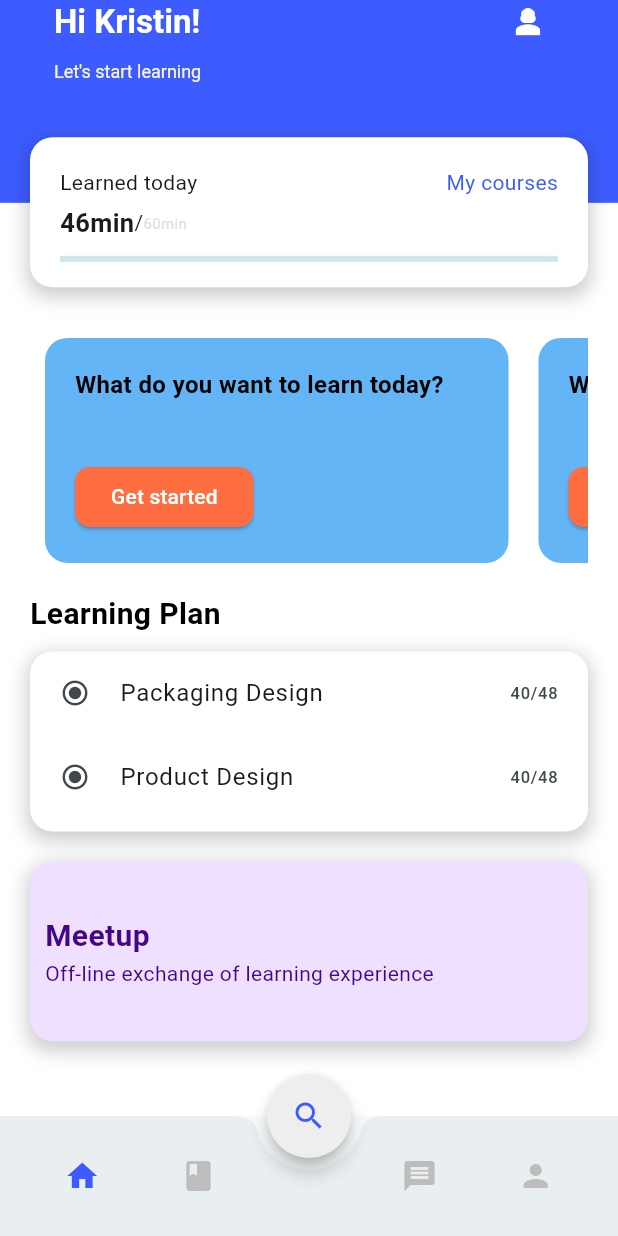
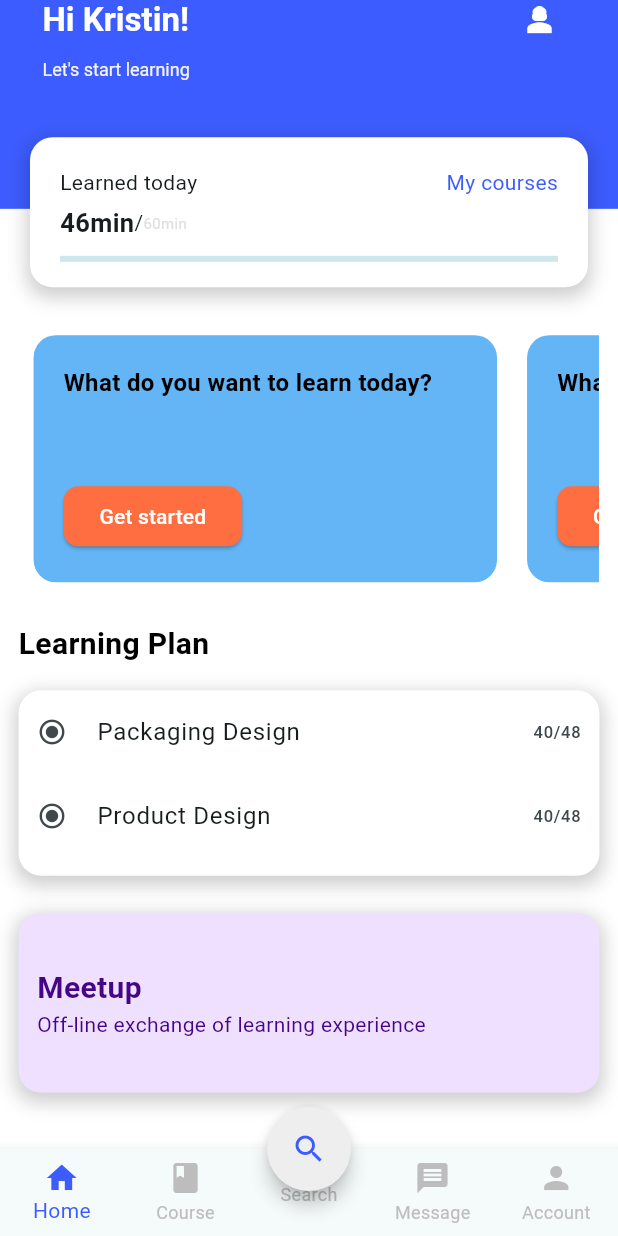
Before and after one commit to Amir24434/ilearn, a Flutter app: the screen it shows after launch, on a phone screen of 412 x 824 dp. Run offline on Flutter 3.47's test engine with Material 3 defaults, Android fonts, the phone set to English and light mode, and no system bars.

Commit message:
new commit

```diff
--- a/lib/components/b_n_bar.dart
+++ b/lib/components/b_n_bar.dart
@@ -50,42 +50,36 @@ class _MainScreenState extends State<MainScreen> {
         ),
       ),
       floatingActionButtonLocation: FloatingActionButtonLocation.centerDocked,
-      bottomNavigationBar: BottomAppBar(
-        shape: CircularNotchedRectangle(),
-        notchMargin: 8.0,
-        child: SizedBox(
-          height: 60,
-          child: Row(
-            mainAxisAlignment: MainAxisAlignment.spaceAround,
-            children: [
-              IconButton(
-                icon: Icon(Icons.home,
-                    color:
-                        _selectedIndex == 0 ? primaryColor : Colors.grey[400]),
-                onPressed: () => _onItemTapped(0),
-              ),
-              IconButton(
-                icon: Icon(Icons.book,
-                    color:
-                        _selectedIndex == 1 ? primaryColor : Colors.grey[400]),
-                onPressed: () => _onItemTapped(1),
-              ),
-              SizedBox(width: 40), // Space for the floating button
-              IconButton(
-                icon: Icon(Icons.message,
-                    color:
-                        _selectedIndex == 3 ? primaryColor : Colors.grey[400]),
-                onPressed: () => _onItemTapped(3),
-              ),
-              IconButton(
-                icon: Icon(Icons.person,
-                    color:
-                        _selectedIndex == 4 ? primaryColor : Colors.grey[400]),
-                onPressed: () => _onItemTapped(4),
-              ),
-            ],
+      bottomNavigationBar: BottomNavigationBar(
+        currentIndex: _selectedIndex,
+        onTap: _onItemTapped,
+        selectedItemColor: primaryColor,
+        unselectedItemColor: Colors.grey[400],
+        type: BottomNavigationBarType
+            .fixed, // Ensures the labels are always shown
+        items: const <BottomNavigationBarItem>[
+          BottomNavigationBarItem(
+            icon: Icon(Icons.home),
+            label: 'Home',
           ),
-        ),
+          BottomNavigationBarItem(
+            icon: Icon(Icons.book),
+            label: 'Course',
+          ),
+          BottomNavigationBarItem(
+            icon: SizedBox
+                .shrink(), // Placeholder for the FloatingActionButton space
+            label: 'Search',
+          ),
+          BottomNavigationBarItem(
+            icon: Icon(Icons.message),
+            label: 'Message',
+          ),
+          BottomNavigationBarItem(
+            icon: Icon(Icons.person),
+            label: 'Account',
+          ),
+        ],
       ),
     );
   }
--- a/lib/screens/home.dart
+++ b/lib/screens/home.dart
@@ -10,18 +10,18 @@ class HomeScreen extends StatefulWidget {
 }
 
 class _HomeScreenState extends State<HomeScreen> {
-  double _progress = 0.0;
-
-  void _startProgress() {
-    Future.delayed(Duration(milliseconds: 100), () {
-      if (_progress < 1.0) {
-        setState(() {
-          _progress += 0.1;
-        });
-        _startProgress();
-      }
-    });
-  }
+  final double _progress = 0.0;
+//
+  // void _startProgress() {
+  //   Future.delayed(Duration(milliseconds: 100), () {
+  //     if (_progress < 1.0) {
+  //       setState(() {
+  //         _progress += 0.1;
+  //       });
+  //       _startProgress();
+  //     }
+  //   });
+  // }
 
   @override
   Widget build(BuildContext context) {
@@ -32,9 +32,9 @@ class _HomeScreenState extends State<HomeScreen> {
         elevation: 0,
         backgroundColor: primaryColor,
         title: Padding(
-          padding: const EdgeInsets.symmetric(
-            vertical: 20,
-            horizontal: 20,
+          padding: EdgeInsets.symmetric(
+            vertical: size.height * 0.03,
+            horizontal: size.width * 0.03,
           ),
           child: Column(
             crossAxisAlignment: CrossAxisAlignment.start,
@@ -69,7 +69,7 @@ class _HomeScreenState extends State<HomeScreen> {
                 ),
               ),
               SizedBox(
-                height: 10,
+                height: size.height * 0.015,
               ),
             ],
           ),
@@ -95,19 +95,20 @@ class _HomeScreenState extends State<HomeScreen> {
                   child: Container(
                     color: Colors.white,
                     child: Padding(
-                      padding: const EdgeInsets.symmetric(horizontal: 20),
+                      padding:
+                          EdgeInsets.symmetric(horizontal: size.width * 0.03),
                       child: SingleChildScrollView(
                         child: Column(
                           children: [
                             SizedBox(
-                              height: 80,
+                              height: size.height * 0.09,
                             ),
                             SingleChildScrollView(
                               scrollDirection: Axis.horizontal,
                               child: Row(
                                 children: [
                                   Container(
-                                    height: 150,
+                                    height: size.height * 0.2,
                                     width: size.width * 0.75,
                                     margin: EdgeInsets.all(10),
                                     decoration: BoxDecoration(
@@ -154,7 +155,7 @@ class _HomeScreenState extends State<HomeScreen> {
                                     ),
                                   ),
                                   Container(
-                                    height: 150,
+                                    height: size.height * 0.2,
                                     width: size.width * 0.75,
                                     margin: EdgeInsets.all(10),
                                     decoration: BoxDecoration(
@@ -201,7 +202,7 @@ class _HomeScreenState extends State<HomeScreen> {
                                     ),
                                   ),
                                   Container(
-                                    height: 150,
+                                    height: size.height * 0.2,
                                     width: size.width * 0.75,
                                     margin: EdgeInsets.all(10),
                                     decoration: BoxDecoration(
@@ -251,7 +252,8 @@ class _HomeScreenState extends State<HomeScreen> {
                               ),
                             ),
                             Padding(
-                              padding: const EdgeInsets.symmetric(vertical: 10),
+                              padding: EdgeInsets.symmetric(
+                                  vertical: size.height * 0.02),
                               child: Align(
                                 alignment: Alignment.topLeft,
                                 child: const Text(
@@ -265,7 +267,7 @@ class _HomeScreenState extends State<HomeScreen> {
                               ),
                             ),
                             Container(
-                              height: 120,
+                              height: size.height * 0.15,
                               width: double.infinity,
                               decoration: BoxDecoration(
                                 color: Colors.white,
@@ -294,8 +296,8 @@ class _HomeScreenState extends State<HomeScreen> {
                                       "40/48",
                                     ),
                                     tileColor: Colors.transparent,
-                                    contentPadding:
-                                        EdgeInsets.symmetric(horizontal: 20),
+                                    contentPadding: EdgeInsets.symmetric(
+                                        horizontal: size.width * 0.03),
                                     onTap: () {
                                       // Handle tap action here
                                     },
@@ -312,8 +314,8 @@ class _HomeScreenState extends State<HomeScreen> {
                                       "40/48",
                                     ),
                                     tileColor: Colors.transparent,
-                                    contentPadding:
-                                        EdgeInsets.symmetric(horizontal: 20),
+                                    contentPadding: EdgeInsets.symmetric(
+                                        horizontal: size.width * 0.03),
                                     onTap: () {
                                       // Handle tap action here
                                     },
@@ -321,9 +323,7 @@ class _HomeScreenState extends State<HomeScreen> {
                                 ],
                               ),
                             ),
-                            SizedBox(
-                              height: 20,
-                            ),
+                            SizedBox(height: size.height * 0.03),
                             Container(
                               height: 120,
                               width: double.infinity,
@@ -341,8 +341,8 @@ class _HomeScreenState extends State<HomeScreen> {
                                 ],
                               ),
                               child: Padding(
-                                padding:
-                                    const EdgeInsets.symmetric(horizontal: 10),
+                                padding: EdgeInsets.symmetric(
+                                    horizontal: size.width * 0.03),
                                 child: Column(
                                   mainAxisAlignment: MainAxisAlignment.center,
                                   children: [
```
